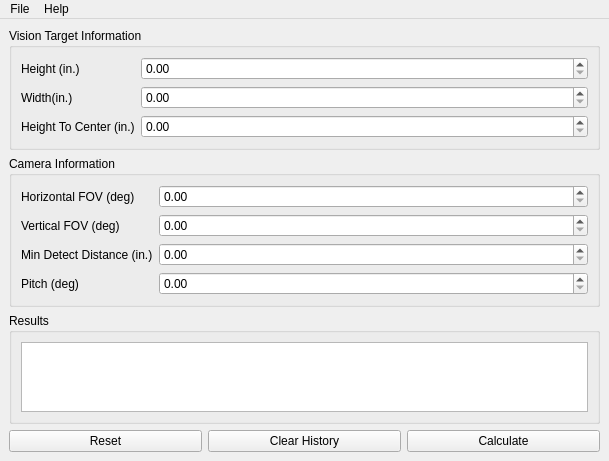
Qt form inc/MainWindow.ui (FRC-836/Camera_Calculator) before a commit.
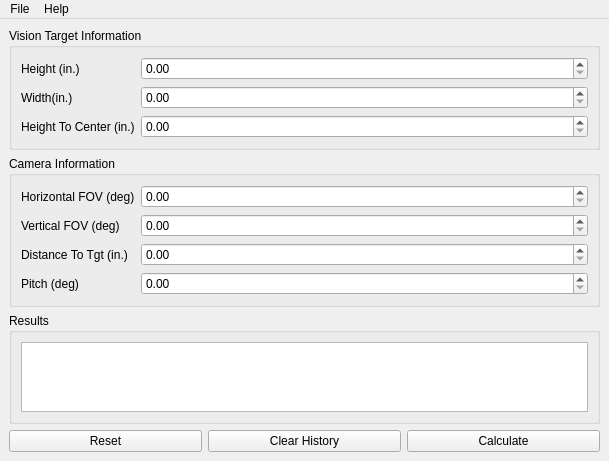
The same form after that commit.

Commit message: added architecture for calculating multiple variables from the triangle calculator. fixed height equations

```diff
--- a/inc/MainWindow.ui
+++ b/inc/MainWindow.ui
@@ -83,7 +83,7 @@
        <item row="2" column="0">
         <widget class="QLabel" name="lblCamMinDistance">
          <property name="text">
-          <string>Min Detect Distance (in.)</string>
+          <string>Distance To Tgt (in.)</string>
          </property>
         </widget>
        </item>
```
The commit also changes 2 other files.
